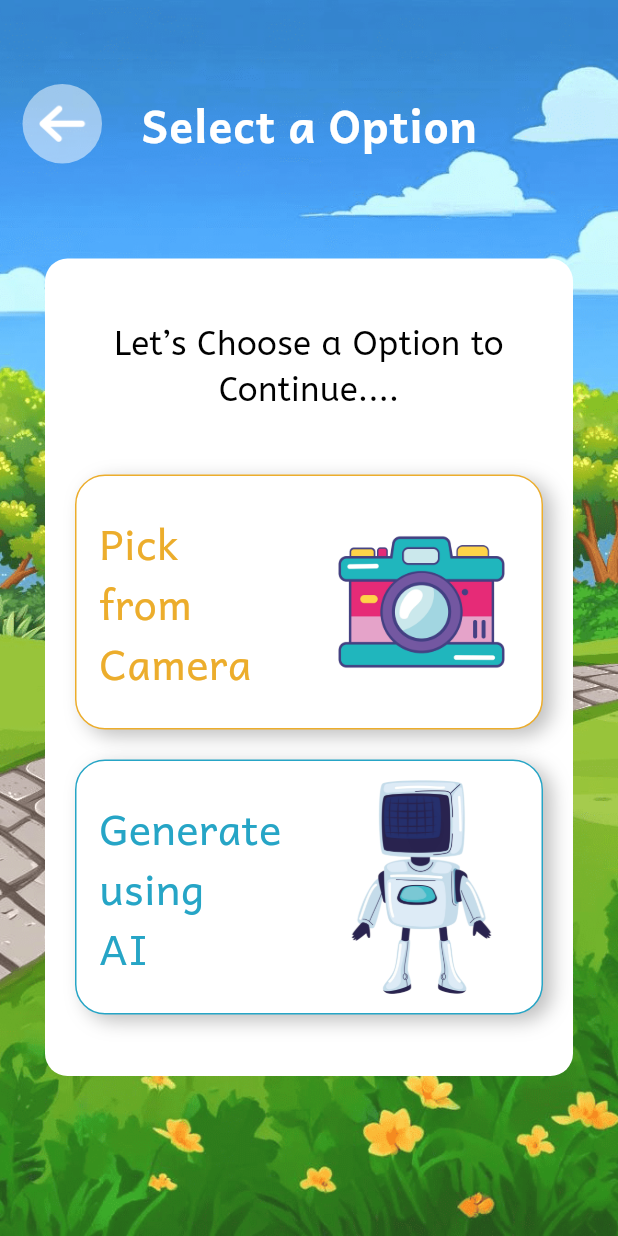
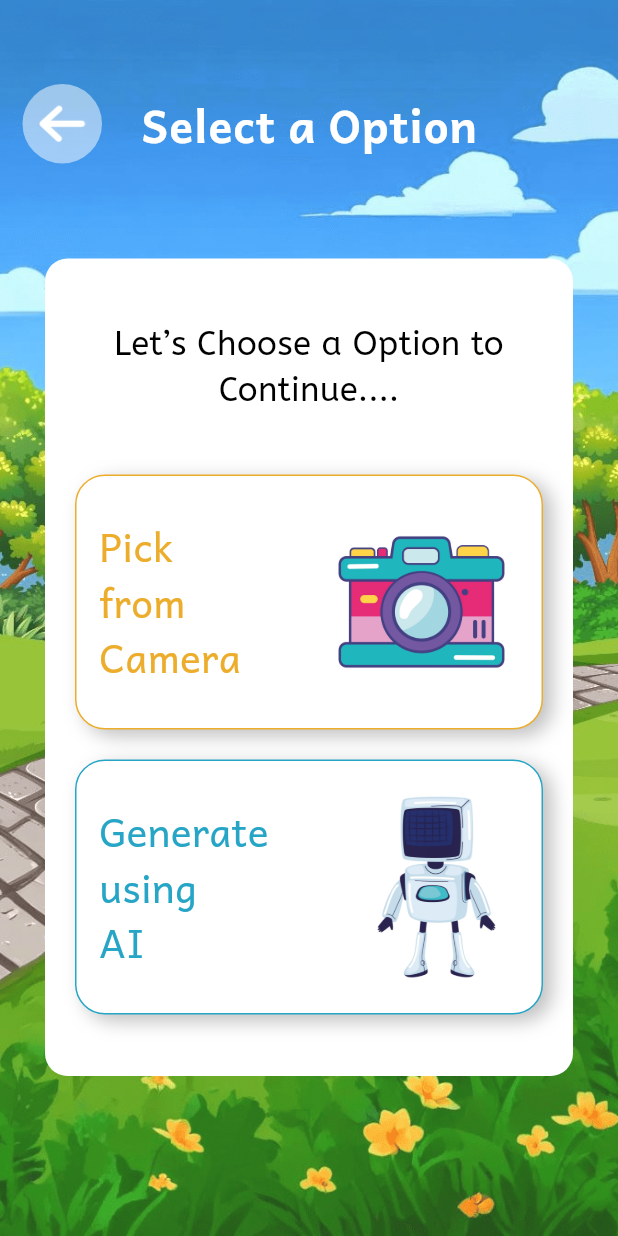
Before and after one commit to IT21175466/magicmind, a Flutter app: the DemoImageOption screen opened directly, on a phone screen of 412 x 824 dp. Run offline on Flutter 3.47's test engine with Material 3 defaults, Android fonts, the phone set to English and light mode, and no system bars; drawn by our look-alikes of showcaseview; our stand-ins replace audioplayers, confetti, fl_chart, image_picker, lottie, pdf and 2 more; missing offline and left inert: mongo_dart; accounts and stored records are empty.

Commit message:
fix(UI):UI Elements Adjest

```diff
--- a/frontend/lib/screens/puzzle/level_demo.dart
+++ b/frontend/lib/screens/puzzle/level_demo.dart
@@ -14,7 +14,6 @@ import 'package:flutter/services.dart';
 import 'package:magicmind_puzzle/screens/puzzle/puzzle_levels_screen.dart';
 
 import '../../utils/function.dart';
-import '../home/home_screen.dart';
 
 const TextStyle demoStyle =
     TextStyle(fontSize: 22, fontWeight: FontWeight.bold, fontFamily: 'ABeeZee');
@@ -214,16 +213,19 @@ class _DemoImageOptionState extends State<DemoImageOption> {
                             const Text(
                               "Pick\nfrom\nCamera",
                               style: TextStyle(
-                                fontSize: 28,
+                                fontSize: 26,
                                 color: const Color.fromARGB(255, 236, 173, 44),
                                 fontFamily: 'Andika',
                               ),
                             ),
                             Spacer(),
-                            SizedBox(
-                              width: 130,
-                              child: Image.asset(
-                                'assets/images/pick_from_camara.png',
+                            FittedBox(
+                              fit: BoxFit.contain,
+                              child: SizedBox(
+                                width: 130,
+                                child: Image.asset(
+                                  'assets/images/pick_from_camara.png',
+                                ),
                               ),
                             ),
                           ],
@@ -268,16 +270,19 @@ class _DemoImageOptionState extends State<DemoImageOption> {
                             const Text(
                               "Generate\nusing\nAI",
                               style: TextStyle(
-                                fontSize: 28,
+                                fontSize: 26,
                                 color: const Color.fromARGB(255, 38, 165, 198),
                                 fontFamily: 'Andika',
                               ),
                             ),
                             Spacer(),
-                            SizedBox(
-                              width: 130,
-                              child: Image.asset(
-                                'assets/images/generate_from_ai.png',
+                            FittedBox(
+                              fit: BoxFit.contain,
+                              child: SizedBox(
+                                width: 110,
+                                child: Image.asset(
+                                  'assets/images/generate_from_ai.png',
+                                ),
                               ),
                             ),
                           ],
@@ -1009,7 +1014,11 @@ class _DemoPuzzleState extends State<DemoPuzzle>
                   await saveString("demo", "yes");
                   Navigator.push(
                     context,
-                    MaterialPageRoute(builder: (context) => HomeScreen()),
+                    MaterialPageRoute(
+                      builder: (context) => PuzzleLevelsScreen(
+                        demo: true,
+                      ),
+                    ),
                   );
                 },
                 child: Container(
--- a/frontend/lib/screens/report/report_page.dart
+++ b/frontend/lib/screens/report/report_page.dart
@@ -197,6 +197,7 @@ class _ReportPageState extends State<ReportPage> {
           'Student Performance Report',
           style: TextStyle(
             fontFamily: 'ABeeZee',
+            fontSize: 20,
           ),
         ),
       ),
```
Also changed, not shown: frontend/lib/screens/puzzle/puzzle_levels_screen.dart (+8 -8 lines).
